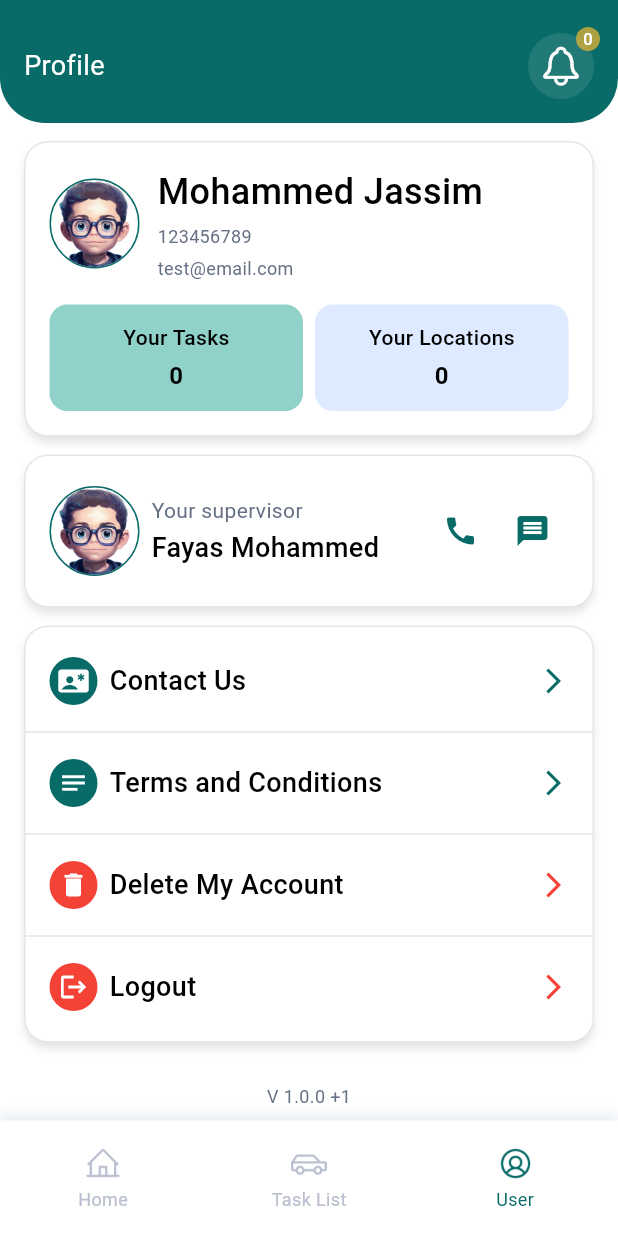
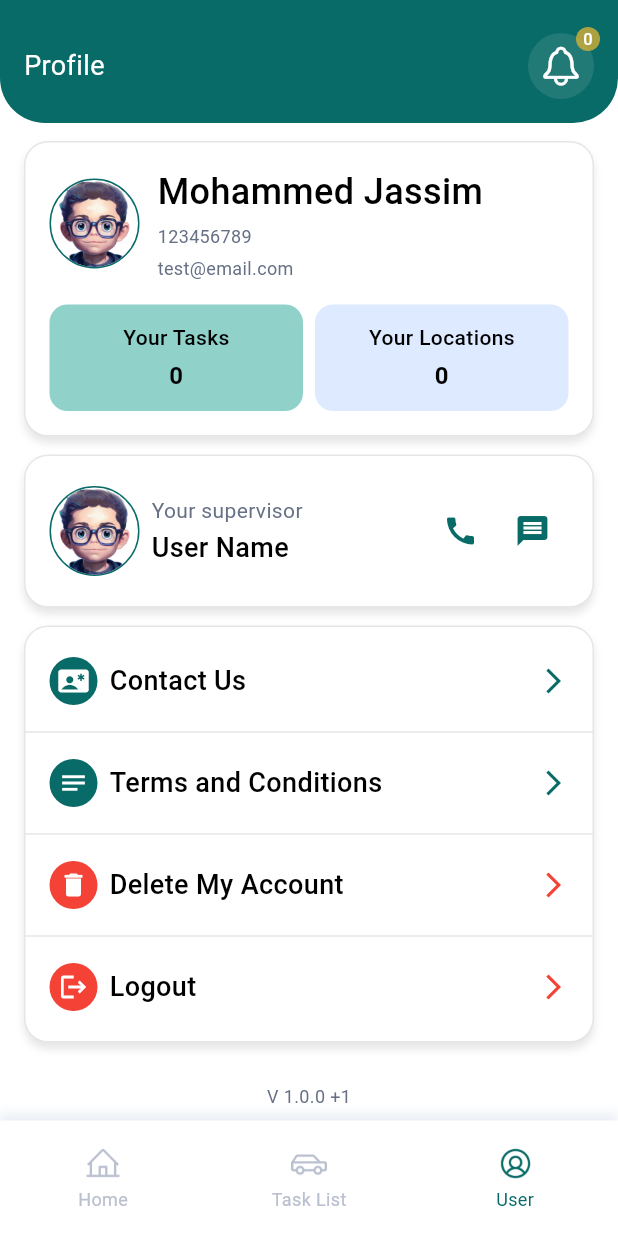
Before and after one commit to jassimpv/Survey-App-Flutter-UI, a Flutter app: the HomeScreen screen opened by its route, item 3 of the bottom bar chosen, on a phone screen of 412 x 824 dp. Run offline on Flutter 3.47's test engine with Material 3 defaults, Android fonts, the phone set to English and light mode, and no system bars; drawn by our look-alikes of upgrader; our stand-ins replace connectivity_plus, flutter_svg, get, package_info_plus, pin_code_fields, shared_preferences; accounts and stored records are empty; Roboto replaces fonts that are missing (Outfit); project files that could hold a hidden picture were left out.

Commit message:
Refactor: Update hardcoded username to a placeholder for better clarity

```diff
--- a/lib/views/profile/profile_screen.dart
+++ b/lib/views/profile/profile_screen.dart
@@ -240,7 +240,7 @@ class ProfileScreen extends GetView<ProfileController> {
                       ),
                       2.heightBox,
                       Text(
-                        "Fayas Mohammed",
+                        "User Name",
                         style: StyleUtils.kTextStyleSize18Weight500(
                           color: Colors.black,
                         ),
```
